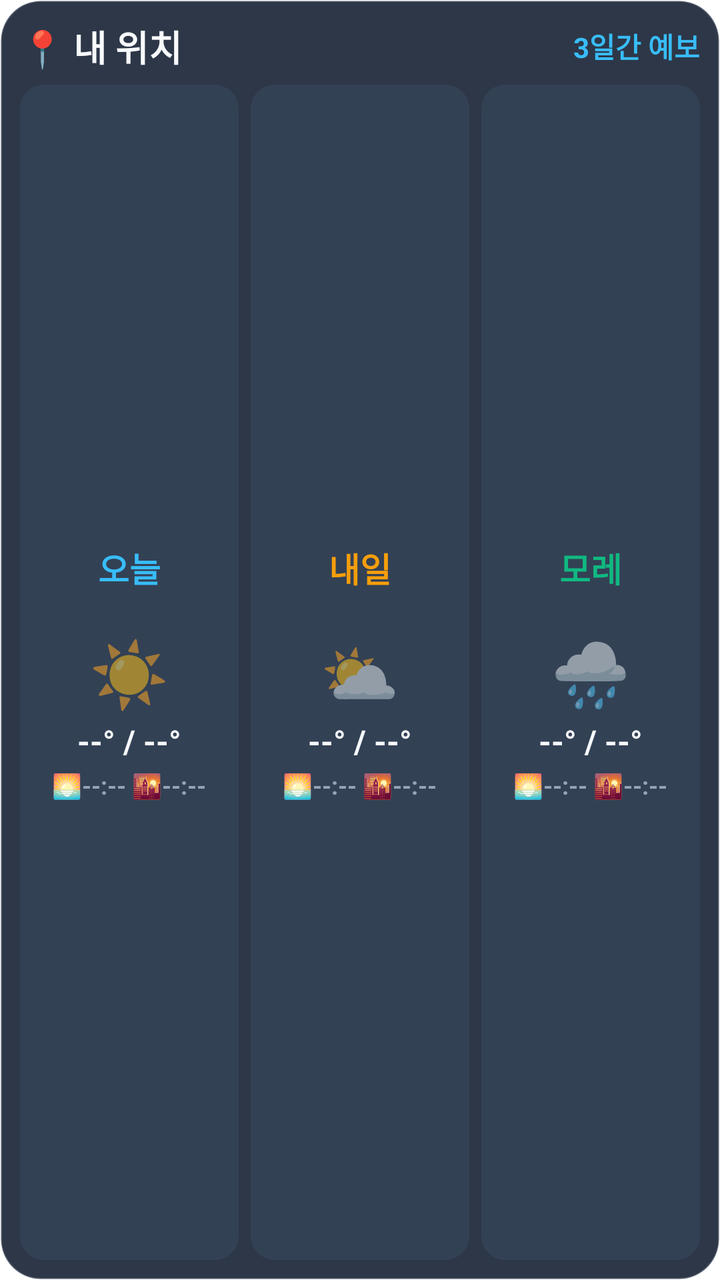
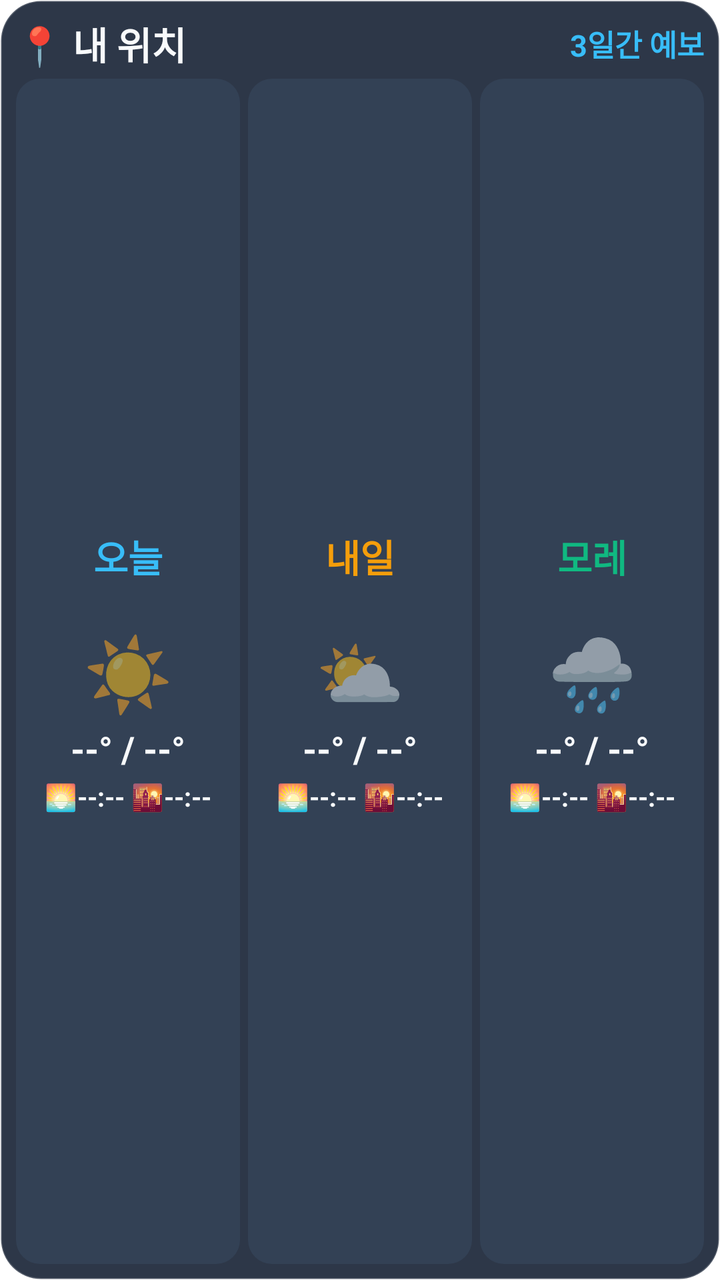

Screens rendered from an Android XML layout before and after an edit, with the pre-edit source and the edit as a unified diff.
<!-- AndroidManifest.xml: fallback theme Theme.MaterialComponents.DayNight.NoActionBar -->
<!-- res/layout/widget_three_days_layout.xml -->
<?xml version="1.0" encoding="utf-8"?>
<LinearLayout xmlns:android="http://schemas.android.com/apk/res/android"
    android:id="@+id/widget_container_three_days"
    android:layout_width="match_parent"
    android:layout_height="match_parent"
    android:background="@drawable/widget_bg_rounded"
    android:orientation="vertical"
    android:padding="10dp">

    
    <LinearLayout
        android:layout_width="match_parent"
        android:layout_height="wrap_content"
        android:orientation="horizontal"
        android:gravity="center_vertical"
        android:paddingBottom="6dp">

        <TextView
            android:id="@+id/tv_three_location"
            android:layout_width="0dp"
            android:layout_height="wrap_content"
            android:layout_weight="1"
            android:text="📍 내 위치"
            android:textColor="@color/text_primary"
            android:textSize="18sp"
            android:textStyle="bold" />

        <TextView
            android:layout_width="wrap_content"
            android:layout_height="wrap_content"
            android:text="3일간 예보"
            android:textColor="@color/accent_blue"
            android:textSize="14sp"
            android:textStyle="bold" />
    </LinearLayout>

    
    <LinearLayout
        android:layout_width="match_parent"
        android:layout_height="0dp"
        android:layout_weight="1"
        android:orientation="horizontal"
        android:gravity="center">

        
        <LinearLayout
            android:layout_width="0dp"
            android:layout_height="match_parent"
            android:layout_weight="1"
            android:layout_marginEnd="6dp"
            android:background="@drawable/widget_card_item_bg"
            android:orientation="vertical"
            android:gravity="center"
            android:padding="6dp">

            <TextView
                android:id="@+id/tv_day1_title"
                android:layout_width="wrap_content"
                android:layout_height="wrap_content"
                android:text="오늘"
                android:textColor="@color/accent_blue"
                android:textSize="17sp"
                android:textStyle="bold" />

            <TextView
                android:id="@+id/tv_day1_subdate"
                android:layout_width="wrap_content"
                android:layout_height="wrap_content"
                android:text=""
                android:textColor="@color/text_secondary"
                android:textSize="12sp" />

            <TextView
                android:id="@+id/tv_day1_icon"
                android:layout_width="wrap_content"
                android:layout_height="wrap_content"
                android:layout_marginTop="2dp"
                android:text="☀️"
                android:textSize="32sp" />

            <TextView
                android:id="@+id/tv_day1_temp"
                android:layout_width="wrap_content"
                android:layout_height="wrap_content"
                android:layout_marginTop="2dp"
                android:text="--° / --°"
                android:textColor="@color/text_primary"
                android:textSize="16sp"
                android:textStyle="bold" />

            <TextView
                android:id="@+id/tv_day1_sun"
                android:layout_width="wrap_content"
                android:layout_height="wrap_content"
                android:layout_marginTop="3dp"
                android:text="🌅--:-- 🌇--:--"
                android:textColor="@color/text_secondary"
                android:textSize="12sp"
                android:textStyle="bold" />
        </LinearLayout>

        
        <LinearLayout
            android:layout_width="0dp"
            android:layout_height="match_parent"
            android:layout_weight="1"
            android:layout_marginEnd="6dp"
            android:background="@drawable/widget_card_item_bg"
            android:orientation="vertical"
            android:gravity="center"
            android:padding="6dp">

            <TextView
                android:id="@+id/tv_day2_title"
                android:layout_width="wrap_content"
                android:layout_height="wrap_content"
                android:text="내일"
                android:textColor="@color/accent_sun"
                android:textSize="17sp"
                android:textStyle="bold" />

            <TextView
                android:id="@+id/tv_day2_subdate"
                android:layout_width="wrap_content"
                android:layout_height="wrap_content"
                android:text=""
                android:textColor="@color/text_secondary"
                android:textSize="12sp" />

            <TextView
                android:id="@+id/tv_day2_icon"
                android:layout_width="wrap_content"
                android:layout_height="wrap_content"
                android:layout_marginTop="2dp"
                android:text="⛅"
                android:textSize="32sp" />

            <TextView
                android:id="@+id/tv_day2_temp"
                android:layout_width="wrap_content"
                android:layout_height="wrap_content"
                android:layout_marginTop="2dp"
                android:text="--° / --°"
                android:textColor="@color/text_primary"
                android:textSize="16sp"
                android:textStyle="bold" />

            <TextView
                android:id="@+id/tv_day2_sun"
                android:layout_width="wrap_content"
                android:layout_height="wrap_content"
                android:layout_marginTop="3dp"
                android:text="🌅--:-- 🌇--:--"
                android:textColor="@color/text_secondary"
                android:textSize="12sp"
                android:textStyle="bold" />
        </LinearLayout>

        
        <LinearLayout
            android:layout_width="0dp"
            android:layout_height="match_parent"
            android:layout_weight="1"
            android:background="@drawable/widget_card_item_bg"
            android:orientation="vertical"
            android:gravity="center"
            android:padding="6dp">

            <TextView
                android:id="@+id/tv_day3_title"
                android:layout_width="wrap_content"
                android:layout_height="wrap_content"
                android:text="모레"
                android:textColor="@color/accent_green"
                android:textSize="17sp"
                android:textStyle="bold" />

            <TextView
                android:id="@+id/tv_day3_subdate"
                android:layout_width="wrap_content"
                android:layout_height="wrap_content"
                android:text=""
                android:textColor="@color/text_secondary"
                android:textSize="12sp" />

            <TextView
                android:id="@+id/tv_day3_icon"
                android:layout_width="wrap_content"
                android:layout_height="wrap_content"
                android:layout_marginTop="2dp"
                android:text="🌧️"
                android:textSize="32sp" />

            <TextView
                android:id="@+id/tv_day3_temp"
                android:layout_width="wrap_content"
                android:layout_height="wrap_content"
                android:layout_marginTop="2dp"
                android:text="--° / --°"
                android:textColor="@color/text_primary"
                android:textSize="16sp"
                android:textStyle="bold" />

            <TextView
                android:id="@+id/tv_day3_sun"
                android:layout_width="wrap_content"
                android:layout_height="wrap_content"
                android:layout_marginTop="3dp"
                android:text="🌅--:-- 🌇--:--"
                android:textColor="@color/text_secondary"
                android:textSize="12sp"
                android:textStyle="bold" />
        </LinearLayout>
    </LinearLayout>
</LinearLayout>
<!-- resources referenced by this layout -->
<resources>
  <color name="accent_blue">#38BDF8</color>
  <color name="accent_green">#10B981</color>
  <color name="accent_sun">#F59E0B</color>
  <color name="text_primary">#F8FAFC</color>
  <color name="text_secondary">#94A3B8</color>
  <!-- drawable widget_bg_rounded (drawable) -->
  <?xml version="1.0" encoding="utf-8"?>
  <shape xmlns:android="http://schemas.android.com/apk/res/android"
      android:shape="rectangle">
      <solid android:color="@color/widget_bg" />
      <corners android:radius="20dp" />
      <stroke
          android:width="1dp"
          android:color="#33FFFFFF" />
  </shape>
  <!-- drawable widget_card_item_bg (drawable) -->
  <?xml version="1.0" encoding="utf-8"?>
  <shape xmlns:android="http://schemas.android.com/apk/res/android"
      android:shape="rectangle">
      <solid android:color="@color/widget_card_solid" />
      <corners android:radius="12dp" />
  </shape>
  <color name="widget_bg">#EE1E293B</color>
  <color name="widget_card_solid">#334155</color>
</resources>

<!-- the commit's change to res/layout/widget_three_days_layout.xml (unified diff, before → after) -->
@@ -5,7 +5,7 @@
     android:layout_height="match_parent"
     android:background="@drawable/widget_bg_rounded"
     android:orientation="vertical"
-    android:padding="10dp">
+    android:padding="8dp">
 
     
     <LinearLayout
@@ -13,7 +13,7 @@
         android:layout_height="wrap_content"
         android:orientation="horizontal"
         android:gravity="center_vertical"
-        android:paddingBottom="6dp">
+        android:paddingBottom="4dp">
 
         <TextView
             android:id="@+id/tv_three_location"
@@ -22,7 +22,7 @@
             android:layout_weight="1"
             android:text="📍 내 위치"
             android:textColor="@color/text_primary"
-            android:textSize="18sp"
+            android:textSize="19sp"
             android:textStyle="bold" />
 
         <TextView
@@ -30,7 +30,7 @@
             android:layout_height="wrap_content"
             android:text="3일간 예보"
             android:textColor="@color/accent_blue"
-            android:textSize="14sp"
+            android:textSize="15sp"
             android:textStyle="bold" />
     </LinearLayout>
 
@@ -47,11 +47,11 @@
             android:layout_width="0dp"
             android:layout_height="match_parent"
             android:layout_weight="1"
-            android:layout_marginEnd="6dp"
+            android:layout_marginEnd="4dp"
             android:background="@drawable/widget_card_item_bg"
             android:orientation="vertical"
             android:gravity="center"
-            android:padding="6dp">
+            android:padding="4dp">
 
             <TextView
                 android:id="@+id/tv_day1_title"
@@ -59,7 +59,7 @@
                 android:layout_height="wrap_content"
                 android:text="오늘"
                 android:textColor="@color/accent_blue"
-                android:textSize="17sp"
+                android:textSize="19sp"
                 android:textStyle="bold" />
 
             <TextView
@@ -68,7 +68,8 @@
                 android:layout_height="wrap_content"
                 android:text=""
                 android:textColor="@color/text_secondary"
-                android:textSize="12sp" />
+                android:textSize="13sp"
+                android:textStyle="bold" />
 
             <TextView
                 android:id="@+id/tv_day1_icon"
@@ -76,7 +77,7 @@
                 android:layout_height="wrap_content"
                 android:layout_marginTop="2dp"
                 android:text="☀️"
-                android:textSize="32sp" />
+                android:textSize="36sp" />
 
             <TextView
                 android:id="@+id/tv_day1_temp"
@@ -85,7 +86,7 @@
                 android:layout_marginTop="2dp"
                 android:text="--° / --°"
                 android:textColor="@color/text_primary"
-                android:textSize="16sp"
+                android:textSize="18sp"
                 android:textStyle="bold" />
 
             <TextView
@@ -94,8 +95,8 @@
                 android:layout_height="wrap_content"
                 android:layout_marginTop="3dp"
                 android:text="🌅--:-- 🌇--:--"
-                android:textColor="@color/text_secondary"
-                android:textSize="12sp"
+                android:textColor="@color/text_primary"
+                android:textSize="13sp"
                 android:textStyle="bold" />
         </LinearLayout>
 
@@ -104,11 +105,11 @@
             android:layout_width="0dp"
             android:layout_height="match_parent"
             android:layout_weight="1"
-            android:layout_marginEnd="6dp"
+            android:layout_marginEnd="4dp"
             android:background="@drawable/widget_card_item_bg"
             android:orientation="vertical"
             android:gravity="center"
-            android:padding="6dp">
+            android:padding="4dp">
 
             <TextView
                 android:id="@+id/tv_day2_title"
@@ -116,7 +117,7 @@
                 android:layout_height="wrap_content"
                 android:text="내일"
                 android:textColor="@color/accent_sun"
-                android:textSize="17sp"
+                android:textSize="19sp"
                 android:textStyle="bold" />
 
             <TextView
@@ -125,7 +126,8 @@
                 android:layout_height="wrap_content"
                 android:text=""
                 android:textColor="@color/text_secondary"
-                android:textSize="12sp" />
+                android:textSize="13sp"
+                android:textStyle="bold" />
 
             <TextView
                 android:id="@+id/tv_day2_icon"
@@ -133,7 +135,7 @@
                 android:layout_height="wrap_content"
                 android:layout_marginTop="2dp"
                 android:text="⛅"
-                android:textSize="32sp" />
+                android:textSize="36sp" />
 
             <TextView
                 android:id="@+id/tv_day2_temp"
@@ -142,7 +144,7 @@
                 android:layout_marginTop="2dp"
                 android:text="--° / --°"
                 android:textColor="@color/text_primary"
-                android:textSize="16sp"
+                android:textSize="18sp"
                 android:textStyle="bold" />
 
             <TextView
@@ -151,8 +153,8 @@
                 android:layout_height="wrap_content"
                 android:layout_marginTop="3dp"
                 android:text="🌅--:-- 🌇--:--"
-                android:textColor="@color/text_secondary"
-                android:textSize="12sp"
+                android:textColor="@color/text_primary"
+                android:textSize="13sp"
                 android:textStyle="bold" />
         </LinearLayout>
 
@@ -164,7 +166,7 @@
             android:background="@drawable/widget_card_item_bg"
             android:orientation="vertical"
             android:gravity="center"
-            android:padding="6dp">
+            android:padding="4dp">
 
             <TextView
                 android:id="@+id/tv_day3_title"
@@ -172,7 +174,7 @@
                 android:layout_height="wrap_content"
                 android:text="모레"
                 android:textColor="@color/accent_green"
-                android:textSize="17sp"
+                android:textSize="19sp"
                 android:textStyle="bold" />
 
             <TextView
@@ -181,7 +183,8 @@
                 android:layout_height="wrap_content"
                 android:text=""
                 android:textColor="@color/text_secondary"
-                android:textSize="12sp" />
+                android:textSize="13sp"
+                android:textStyle="bold" />
 
             <TextView
                 android:id="@+id/tv_day3_icon"
@@ -189,7 +192,7 @@
                 android:layout_height="wrap_content"
                 android:layout_marginTop="2dp"
                 android:text="🌧️"
-                android:textSize="32sp" />
+                android:textSize="36sp" />
 
             <TextView
                 android:id="@+id/tv_day3_temp"
@@ -198,7 +201,7 @@
                 android:layout_marginTop="2dp"
                 android:text="--° / --°"
                 android:textColor="@color/text_primary"
-                android:textSize="16sp"
+                android:textSize="18sp"
                 android:textStyle="bold" />
 
             <TextView
@@ -207,8 +210,8 @@
                 android:layout_height="wrap_content"
                 android:layout_marginTop="3dp"
                 android:text="🌅--:-- 🌇--:--"
-                android:textColor="@color/text_secondary"
-                android:textSize="12sp"
+                android:textColor="@color/text_primary"
+                android:textSize="13sp"
                 android:textStyle="bold" />
         </LinearLayout>
     </LinearLayout>
